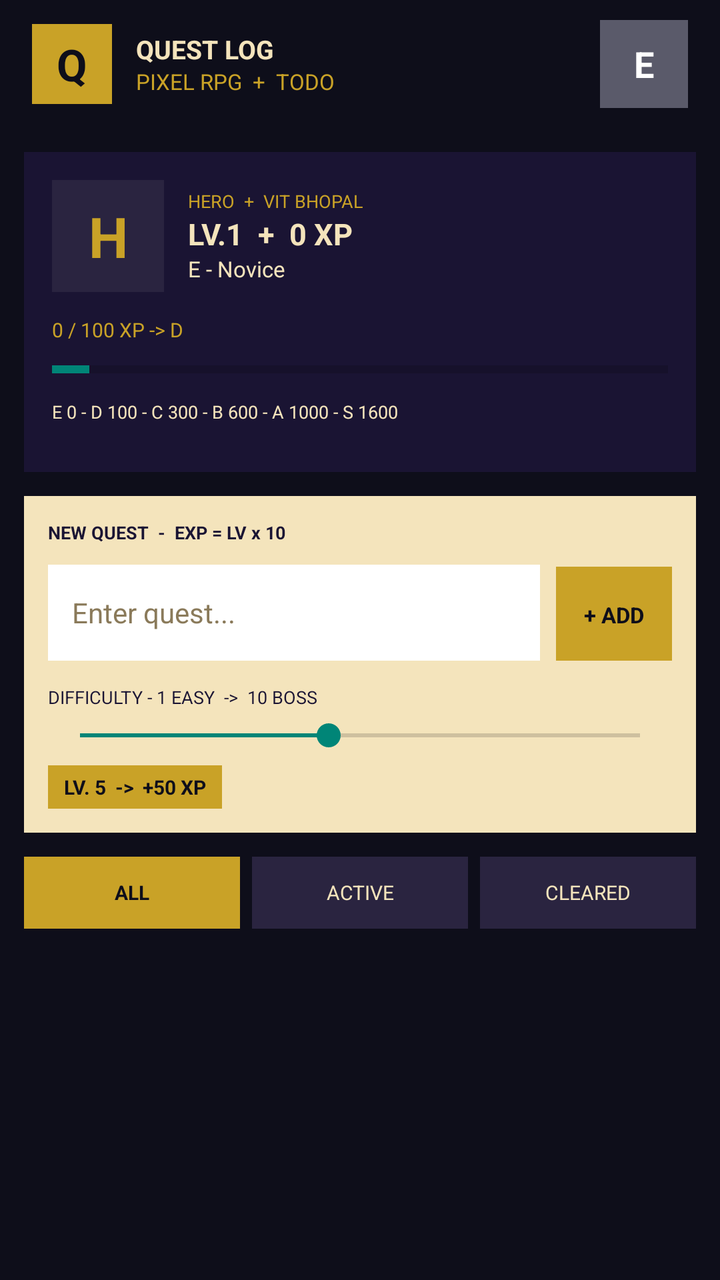
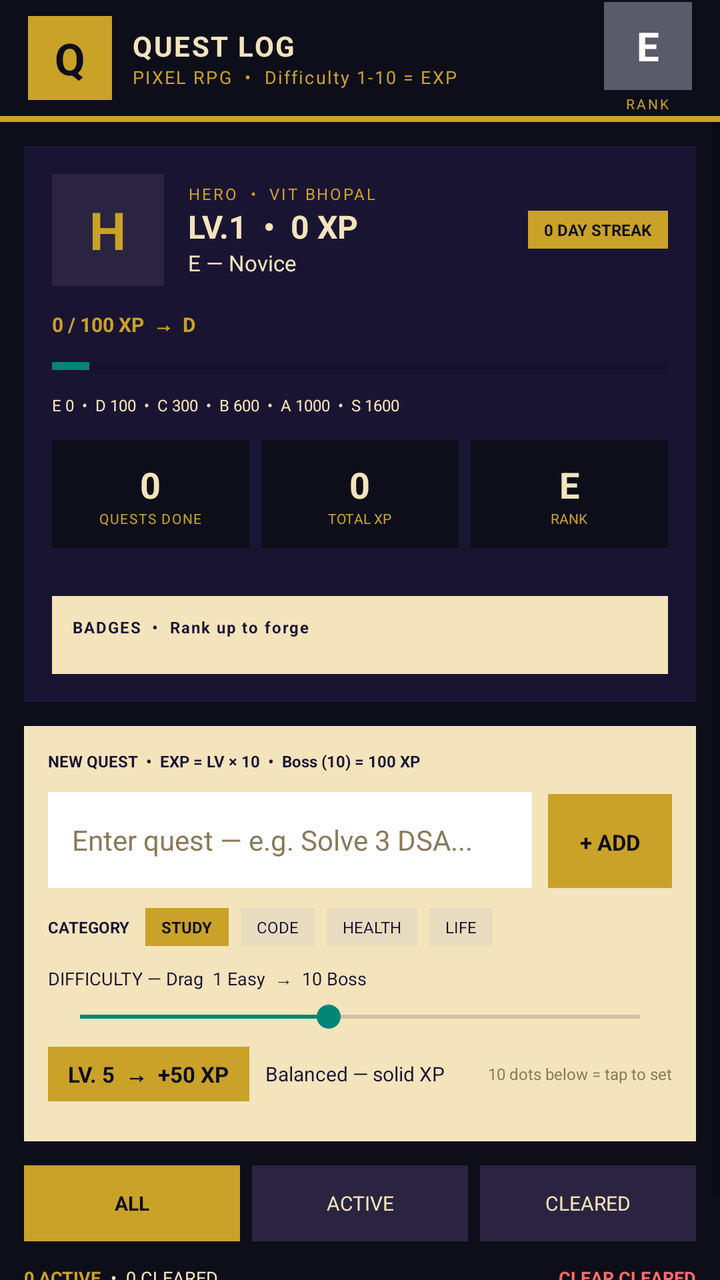

An Android layout rendered at two revisions. The XML below is the earlier revision; the diff shows what the commit changed to produce the second picture.
<!-- AndroidManifest.xml: application theme Theme.QuestLog -->
<!-- res/layout/activity_main.xml -->
<?xml version="1.0" encoding="utf-8"?>
<LinearLayout xmlns:android="http://schemas.android.com/apk/res/android"
    android:layout_width="match_parent"
    android:layout_height="match_parent"
    android:orientation="vertical"
    android:background="#0e0e1a">

    <LinearLayout
        android:layout_width="match_parent"
        android:layout_height="64dp"
        android:background="#0e0e1a"
        android:orientation="horizontal"
        android:gravity="center_vertical"
        android:paddingLeft="16dp"
        android:paddingRight="16dp">

        <TextView
            android:layout_width="40dp"
            android:layout_height="40dp"
            android:background="#c9a227"
            android:text="Q"
            android:textSize="22sp"
            android:gravity="center"
            android:textColor="#0e0e1a"
            android:textStyle="bold"/>

        <LinearLayout android:layout_width="0dp" android:layout_height="wrap_content" android:layout_weight="1" android:orientation="vertical" android:layout_marginLeft="12dp">
            <TextView android:layout_width="wrap_content" android:layout_height="wrap_content" android:text="QUEST LOG" android:textColor="#f4e4bc" android:textSize="13sp" android:textStyle="bold"/>
            <TextView android:layout_width="wrap_content" android:layout_height="wrap_content" android:text="PIXEL RPG  +  TODO" android:textColor="#c9a227" android:textSize="11sp"/>
        </LinearLayout>

        <TextView android:id="@+id/rankBadge" android:layout_width="44dp" android:layout_height="44dp" android:background="#5a5a6a" android:text="E" android:textColor="#fff" android:textSize="18sp" android:textStyle="bold" android:gravity="center"/>
    </LinearLayout>

    <ScrollView android:layout_width="match_parent" android:layout_height="0dp" android:layout_weight="1" android:fillViewport="true">
    <LinearLayout android:layout_width="match_parent" android:layout_height="wrap_content" android:orientation="vertical">

    
    <LinearLayout android:layout_width="match_parent" android:layout_height="wrap_content" android:orientation="vertical" android:background="#1a1433" android:layout_margin="12dp" android:padding="14dp">
        <LinearLayout android:layout_width="match_parent" android:layout_height="wrap_content" android:orientation="horizontal" android:gravity="center_vertical">
            <TextView android:text="H" android:textSize="28sp" android:layout_width="56dp" android:layout_height="56dp" android:background="#2a2440" android:gravity="center" android:textColor="#c9a227" android:textStyle="bold"/>
            <LinearLayout android:layout_width="0dp" android:layout_height="wrap_content" android:layout_weight="1" android:orientation="vertical" android:layout_marginLeft="12dp">
                <TextView android:layout_width="wrap_content" android:layout_height="wrap_content" android:text="HERO  +  VIT BHOPAL" android:textColor="#c9a227" android:textSize="9sp"/>
                <TextView android:layout_width="wrap_content" android:layout_height="wrap_content" android:id="@+id/heroLevel" android:text="LV.1  +  0 XP" android:textColor="#f4e4bc" android:textSize="15sp" android:textStyle="bold"/>
                <TextView android:layout_width="wrap_content" android:layout_height="wrap_content" android:id="@+id/rankLabel" android:text="E - Novice" android:textColor="#f4e4bc" android:textSize="11sp"/>
            </LinearLayout>
        </LinearLayout>
        <TextView android:id="@+id/xpLabel" android:layout_width="wrap_content" android:layout_height="wrap_content" android:text="0 / 100 XP -&gt; D" android:textColor="#c9a227" android:textSize="10sp" android:layout_marginTop="12dp"/>
        <ProgressBar android:id="@+id/xpBar" style="?android:attr/progressBarStyleHorizontal" android:layout_width="match_parent" android:layout_height="14dp" android:max="100" android:progress="6" android:layout_marginTop="6dp"/>
        <TextView android:layout_width="wrap_content" android:layout_height="wrap_content" android:text="E 0 - D 100 - C 300 - B 600 - A 1000 - S 1600" android:textColor="#f4e4bc" android:textSize="9sp" android:layout_marginTop="8dp"/>
        <LinearLayout android:id="@+id/badgesRow" android:layout_width="match_parent" android:layout_height="wrap_content" android:orientation="horizontal" android:layout_marginTop="10dp"/>
    </LinearLayout>

    
    <LinearLayout android:layout_width="match_parent" android:layout_height="wrap_content" android:orientation="vertical" android:background="#f4e4bc" android:layout_marginLeft="12dp" android:layout_marginRight="12dp" android:padding="12dp">
        <TextView android:layout_width="wrap_content" android:layout_height="wrap_content" android:text="NEW QUEST  -  EXP = LV x 10" android:textColor="#1a1433" android:textSize="9sp" android:textStyle="bold"/>
        <LinearLayout android:layout_width="match_parent" android:layout_height="wrap_content" android:orientation="horizontal" android:layout_marginTop="10dp">
            <EditText android:id="@+id/questInput" android:layout_width="0dp" android:layout_height="48dp" android:layout_weight="1" android:background="#ffffff" android:hint="Enter quest..." android:textColor="#1a1433" android:textColorHint="#8a7a5a" android:paddingLeft="12dp" android:paddingRight="12dp" android:textSize="14sp" android:singleLine="true" android:inputType="text"/>
            <TextView android:id="@+id/addBtn" android:layout_width="wrap_content" android:layout_height="48dp" android:text="+ ADD" android:textColor="#0e0e1a" android:background="#c9a227" android:textSize="11sp" android:textStyle="bold" android:gravity="center" android:paddingLeft="14dp" android:paddingRight="14dp" android:layout_marginLeft="8dp" android:clickable="true" android:focusable="true"/>
        </LinearLayout>
        <TextView android:layout_width="wrap_content" android:layout_height="wrap_content" android:text="DIFFICULTY - 1 EASY  -&gt;  10 BOSS" android:textColor="#1a1433" android:textSize="9sp" android:layout_marginTop="12dp"/>
        <SeekBar android:id="@+id/diffSeek" android:layout_width="match_parent" android:layout_height="wrap_content" android:max="9" android:progress="4" android:layout_marginTop="4dp"/>
        <TextView android:id="@+id/diffLabel" android:layout_width="wrap_content" android:layout_height="wrap_content" android:text="LV. 5  -&gt;  +50 XP" android:textColor="#0e0e1a" android:background="#c9a227" android:paddingLeft="8dp" android:paddingRight="8dp" android:paddingTop="4dp" android:paddingBottom="4dp" android:textSize="10sp" android:textStyle="bold" android:layout_marginTop="6dp"/>
    </LinearLayout>

    
    <LinearLayout android:layout_width="match_parent" android:layout_height="wrap_content" android:orientation="horizontal" android:layout_margin="12dp">
        <TextView android:id="@+id/tabAll" android:layout_width="0dp" android:layout_height="36dp" android:layout_weight="1" android:text="ALL" android:textSize="10sp" android:textStyle="bold" android:background="#c9a227" android:textColor="#0e0e1a" android:gravity="center" android:clickable="true" android:focusable="true"/>
        <TextView android:id="@+id/tabActive" android:layout_width="0dp" android:layout_height="36dp" android:layout_weight="1" android:text="ACTIVE" android:textSize="10sp" android:background="#2a2440" android:textColor="#f4e4bc" android:gravity="center" android:layout_marginLeft="6dp" android:clickable="true" android:focusable="true"/>
        <TextView android:id="@+id/tabDone" android:layout_width="0dp" android:layout_height="36dp" android:layout_weight="1" android:text="CLEARED" android:textSize="10sp" android:background="#2a2440" android:textColor="#f4e4bc" android:gravity="center" android:layout_marginLeft="6dp" android:clickable="true" android:focusable="true"/>
    </LinearLayout>

    <androidx.recyclerview.widget.RecyclerView android:id="@+id/recycler" android:layout_width="match_parent" android:layout_height="wrap_content" android:paddingLeft="12dp" android:paddingRight="12dp" android:clipToPadding="false" android:nestedScrollingEnabled="false"/>

    </LinearLayout>
    </ScrollView>

</LinearLayout>
<!-- resources referenced by this layout -->
<resources>
  <style name="Theme.QuestLog" parent="Theme.AppCompat.DayNight.NoActionBar">
          <item name="colorPrimary">#c9a227</item>
          <item name="colorPrimaryDark">#0e0e1a</item>
          <item name="android:statusBarColor">#0e0e1a</item>
          <item name="android:windowBackground">#0e0e1a</item>
      </style>
</resources>

<!-- the commit's change to res/layout/activity_main.xml (unified diff, before → after) -->
@@ -5,72 +5,129 @@
     android:orientation="vertical"
     android:background="#0e0e1a">
 
+    
     <LinearLayout
         android:layout_width="match_parent"
-        android:layout_height="64dp"
+        android:layout_height="58dp"
         android:background="#0e0e1a"
         android:orientation="horizontal"
         android:gravity="center_vertical"
-        android:paddingLeft="16dp"
-        android:paddingRight="16dp">
+        android:paddingLeft="14dp"
+        android:paddingRight="14dp">
 
-        <TextView
-            android:layout_width="40dp"
-            android:layout_height="40dp"
-            android:background="#c9a227"
-            android:text="Q"
-            android:textSize="22sp"
-            android:gravity="center"
-            android:textColor="#0e0e1a"
-            android:textStyle="bold"/>
-
-        <LinearLayout android:layout_width="0dp" android:layout_height="wrap_content" android:layout_weight="1" android:orientation="vertical" android:layout_marginLeft="12dp">
-            <TextView android:layout_width="wrap_content" android:layout_height="wrap_content" android:text="QUEST LOG" android:textColor="#f4e4bc" android:textSize="13sp" android:textStyle="bold"/>
-            <TextView android:layout_width="wrap_content" android:layout_height="wrap_content" android:text="PIXEL RPG  +  TODO" android:textColor="#c9a227" android:textSize="11sp"/>
+        <LinearLayout android:layout_width="42dp" android:layout_height="42dp" android:background="#c9a227" android:gravity="center" android:orientation="vertical">
+            <TextView android:layout_width="wrap_content" android:layout_height="wrap_content" android:text="Q" android:textColor="#0e0e1a" android:textSize="22sp" android:textStyle="bold"/>
         </LinearLayout>
 
-        <TextView android:id="@+id/rankBadge" android:layout_width="44dp" android:layout_height="44dp" android:background="#5a5a6a" android:text="E" android:textColor="#fff" android:textSize="18sp" android:textStyle="bold" android:gravity="center"/>
+        <LinearLayout android:layout_width="0dp" android:layout_height="wrap_content" android:layout_weight="1" android:orientation="vertical" android:layout_marginLeft="10dp">
+            <TextView android:layout_width="wrap_content" android:layout_height="wrap_content" android:text="QUEST LOG" android:textColor="#f4e4bc" android:textSize="14sp" android:textStyle="bold" android:letterSpacing="0.06"/>
+            <TextView android:layout_width="wrap_content" android:layout_height="wrap_content" android:text="PIXEL RPG  •  Difficulty 1-10 = EXP" android:textColor="#c9a227" android:textSize="9sp" android:letterSpacing="0.08"/>
+        </LinearLayout>
+
+        <LinearLayout android:layout_width="wrap_content" android:layout_height="wrap_content" android:orientation="vertical" android:gravity="center">
+            <TextView android:id="@+id/rankBadge" android:layout_width="44dp" android:layout_height="44dp" android:background="#5a5a6a" android:text="E" android:textColor="#fff" android:textSize="20sp" android:textStyle="bold" android:gravity="center"/>
+            <TextView android:layout_width="wrap_content" android:layout_height="wrap_content" android:text="RANK" android:textColor="#c9a227" android:textSize="7sp" android:letterSpacing="0.14" android:layout_marginTop="2dp"/>
+        </LinearLayout>
     </LinearLayout>
 
+    
+    <View android:layout_width="match_parent" android:layout_height="3dp" android:background="#c9a227"/>
+
     <ScrollView android:layout_width="match_parent" android:layout_height="0dp" android:layout_weight="1" android:fillViewport="true">
-    <LinearLayout android:layout_width="match_parent" android:layout_height="wrap_content" android:orientation="vertical">
+    <LinearLayout android:layout_width="match_parent" android:layout_height="wrap_content" android:orientation="vertical" android:paddingBottom="14dp">
 
     
     <LinearLayout android:layout_width="match_parent" android:layout_height="wrap_content" android:orientation="vertical" android:background="#1a1433" android:layout_margin="12dp" android:padding="14dp">
+
         <LinearLayout android:layout_width="match_parent" android:layout_height="wrap_content" android:orientation="horizontal" android:gravity="center_vertical">
-            <TextView android:text="H" android:textSize="28sp" android:layout_width="56dp" android:layout_height="56dp" android:background="#2a2440" android:gravity="center" android:textColor="#c9a227" android:textStyle="bold"/>
+            <LinearLayout android:layout_width="56dp" android:layout_height="56dp" android:background="#2a2440" android:gravity="center">
+                <TextView android:layout_width="wrap_content" android:layout_height="wrap_content" android:text="H" android:textColor="#c9a227" android:textSize="26sp" android:textStyle="bold"/>
+            </LinearLayout>
             <LinearLayout android:layout_width="0dp" android:layout_height="wrap_content" android:layout_weight="1" android:orientation="vertical" android:layout_marginLeft="12dp">
-                <TextView android:layout_width="wrap_content" android:layout_height="wrap_content" android:text="HERO  +  VIT BHOPAL" android:textColor="#c9a227" android:textSize="9sp"/>
-                <TextView android:layout_width="wrap_content" android:layout_height="wrap_content" android:id="@+id/heroLevel" android:text="LV.1  +  0 XP" android:textColor="#f4e4bc" android:textSize="15sp" android:textStyle="bold"/>
-                <TextView android:layout_width="wrap_content" android:layout_height="wrap_content" android:id="@+id/rankLabel" android:text="E - Novice" android:textColor="#f4e4bc" android:textSize="11sp"/>
+                <TextView android:layout_width="wrap_content" android:layout_height="wrap_content" android:text="HERO  •  VIT BHOPAL" android:textColor="#c9a227" android:textSize="8sp" android:letterSpacing="0.12"/>
+                <TextView android:id="@+id/heroLevel" android:layout_width="wrap_content" android:layout_height="wrap_content" android:text="LV.1  •  0 XP" android:textColor="#f4e4bc" android:textSize="16sp" android:textStyle="bold"/>
+                <TextView android:id="@+id/rankLabel" android:layout_width="wrap_content" android:layout_height="wrap_content" android:text="E — Novice" android:textColor="#f4e4bc" android:textSize="11sp"/>
+            </LinearLayout>
+            <TextView android:id="@+id/streakBadge" android:layout_width="wrap_content" android:layout_height="wrap_content" android:text="0 DAY STREAK" android:textColor="#0e0e1a" android:background="#c9a227" android:paddingLeft="8dp" android:paddingRight="8dp" android:paddingTop="4dp" android:paddingBottom="4dp" android:textSize="8sp" android:textStyle="bold"/>
+        </LinearLayout>
+
+        
+        <TextView android:id="@+id/xpLabel" android:layout_width="wrap_content" android:layout_height="wrap_content" android:text="0 / 100 XP  →  D" android:textColor="#c9a227" android:textSize="10sp" android:textStyle="bold" android:layout_marginTop="12dp"/>
+        <ProgressBar android:id="@+id/xpBar" style="?android:attr/progressBarStyleHorizontal" android:layout_width="match_parent" android:layout_height="16dp" android:max="100" android:progress="6" android:layout_marginTop="6dp"/>
+        <TextView android:layout_width="wrap_content" android:layout_height="wrap_content" android:text="E 0  •  D 100  •  C 300  •  B 600  •  A 1000  •  S 1600" android:textColor="#f4e4bc" android:textSize="8sp" android:layout_marginTop="6dp"/>
+
+        
+        <LinearLayout android:layout_width="match_parent" android:layout_height="wrap_content" android:orientation="horizontal" android:layout_marginTop="12dp">
+            <LinearLayout android:layout_width="0dp" android:layout_height="wrap_content" android:layout_weight="1" android:orientation="vertical" android:background="#0e0e1a" android:padding="10dp" android:layout_marginRight="6dp">
+                <TextView android:id="@+id/statQuests" android:layout_width="wrap_content" android:layout_height="wrap_content" android:text="0" android:textColor="#f4e4bc" android:textSize="18sp" android:textStyle="bold" android:layout_gravity="center"/>
+                <TextView android:layout_width="wrap_content" android:layout_height="wrap_content" android:text="QUESTS DONE" android:textColor="#c9a227" android:textSize="7sp" android:letterSpacing="0.08" android:layout_gravity="center"/>
+            </LinearLayout>
+            <LinearLayout android:layout_width="0dp" android:layout_height="wrap_content" android:layout_weight="1" android:orientation="vertical" android:background="#0e0e1a" android:padding="10dp" android:layout_marginRight="6dp">
+                <TextView android:id="@+id/statXp" android:layout_width="wrap_content" android:layout_height="wrap_content" android:text="0" android:textColor="#f4e4bc" android:textSize="18sp" android:textStyle="bold" android:layout_gravity="center"/>
+                <TextView android:layout_width="wrap_content" android:layout_height="wrap_content" android:text="TOTAL XP" android:textColor="#c9a227" android:textSize="7sp" android:layout_gravity="center"/>
+            </LinearLayout>
+            <LinearLayout android:layout_width="0dp" android:layout_height="wrap_content" android:layout_weight="1" android:orientation="vertical" android:background="#0e0e1a" android:padding="10dp">
+                <TextView android:id="@+id/statRank" android:layout_width="wrap_content" android:layout_height="wrap_content" android:text="E" android:textColor="#f4e4bc" android:textSize="18sp" android:textStyle="bold" android:layout_gravity="center"/>
+                <TextView android:layout_width="wrap_content" android:layout_height="wrap_content" android:text="RANK" android:textColor="#c9a227" android:textSize="7sp" android:layout_gravity="center"/>
             </LinearLayout>
         </LinearLayout>
-        <TextView android:id="@+id/xpLabel" android:layout_width="wrap_content" android:layout_height="wrap_content" android:text="0 / 100 XP -&gt; D" android:textColor="#c9a227" android:textSize="10sp" android:layout_marginTop="12dp"/>
-        <ProgressBar android:id="@+id/xpBar" style="?android:attr/progressBarStyleHorizontal" android:layout_width="match_parent" android:layout_height="14dp" android:max="100" android:progress="6" android:layout_marginTop="6dp"/>
-        <TextView android:layout_width="wrap_content" android:layout_height="wrap_content" android:text="E 0 - D 100 - C 300 - B 600 - A 1000 - S 1600" android:textColor="#f4e4bc" android:textSize="9sp" android:layout_marginTop="8dp"/>
-        <LinearLayout android:id="@+id/badgesRow" android:layout_width="match_parent" android:layout_height="wrap_content" android:orientation="horizontal" android:layout_marginTop="10dp"/>
+
+        
+        <LinearLayout android:id="@+id/ladderRow" android:layout_width="match_parent" android:layout_height="wrap_content" android:orientation="horizontal" android:layout_marginTop="12dp"/>
+
+        
+        <LinearLayout android:layout_width="match_parent" android:layout_height="wrap_content" android:orientation="vertical" android:background="#f4e4bc" android:padding="10dp" android:layout_marginTop="12dp">
+            <TextView android:layout_width="wrap_content" android:layout_height="wrap_content" android:text="BADGES  •  Rank up to forge" android:textColor="#1a1433" android:textSize="8sp" android:textStyle="bold" android:letterSpacing="0.08"/>
+            <LinearLayout android:id="@+id/badgesRow" android:layout_width="match_parent" android:layout_height="wrap_content" android:orientation="horizontal" android:layout_marginTop="8dp"/>
+        </LinearLayout>
     </LinearLayout>
 
     
     <LinearLayout android:layout_width="match_parent" android:layout_height="wrap_content" android:orientation="vertical" android:background="#f4e4bc" android:layout_marginLeft="12dp" android:layout_marginRight="12dp" android:padding="12dp">
-        <TextView android:layout_width="wrap_content" android:layout_height="wrap_content" android:text="NEW QUEST  -  EXP = LV x 10" android:textColor="#1a1433" android:textSize="9sp" android:textStyle="bold"/>
+        <TextView android:layout_width="wrap_content" android:layout_height="wrap_content" android:text="NEW QUEST  •  EXP = LV × 10  •  Boss (10) = 100 XP" android:textColor="#1a1433" android:textSize="8sp" android:textStyle="bold"/>
         <LinearLayout android:layout_width="match_parent" android:layout_height="wrap_content" android:orientation="horizontal" android:layout_marginTop="10dp">
-            <EditText android:id="@+id/questInput" android:layout_width="0dp" android:layout_height="48dp" android:layout_weight="1" android:background="#ffffff" android:hint="Enter quest..." android:textColor="#1a1433" android:textColorHint="#8a7a5a" android:paddingLeft="12dp" android:paddingRight="12dp" android:textSize="14sp" android:singleLine="true" android:inputType="text"/>
-            <TextView android:id="@+id/addBtn" android:layout_width="wrap_content" android:layout_height="48dp" android:text="+ ADD" android:textColor="#0e0e1a" android:background="#c9a227" android:textSize="11sp" android:textStyle="bold" android:gravity="center" android:paddingLeft="14dp" android:paddingRight="14dp" android:layout_marginLeft="8dp" android:clickable="true" android:focusable="true"/>
+            <EditText android:id="@+id/questInput" android:layout_width="0dp" android:layout_height="48dp" android:layout_weight="1" android:background="#ffffff" android:hint="Enter quest — e.g. Solve 3 DSA..." android:textColor="#1a1433" android:textColorHint="#8a7a5a" android:paddingLeft="12dp" android:paddingRight="12dp" android:textSize="14sp" android:singleLine="true" android:inputType="text"/>
+            <TextView android:id="@+id/addBtn" android:layout_width="wrap_content" android:layout_height="48dp" android:text="+ ADD" android:textColor="#0e0e1a" android:background="#c9a227" android:textSize="11sp" android:textStyle="bold" android:gravity="center" android:paddingLeft="16dp" android:paddingRight="16dp" android:layout_marginLeft="8dp" android:clickable="true" android:focusable="true"/>
         </LinearLayout>
-        <TextView android:layout_width="wrap_content" android:layout_height="wrap_content" android:text="DIFFICULTY - 1 EASY  -&gt;  10 BOSS" android:textColor="#1a1433" android:textSize="9sp" android:layout_marginTop="12dp"/>
+
+        
+        <LinearLayout android:layout_width="match_parent" android:layout_height="wrap_content" android:orientation="horizontal" android:layout_marginTop="10dp">
+            <TextView android:layout_width="wrap_content" android:layout_height="wrap_content" android:text="CATEGORY" android:textColor="#1a1433" android:textSize="8sp" android:textStyle="bold" android:layout_gravity="center_vertical"/>
+            <TextView android:id="@+id/catStudy" android:layout_width="wrap_content" android:layout_height="wrap_content" android:text="STUDY" android:textSize="8sp" android:textStyle="bold" android:background="#c9a227" android:textColor="#0e0e1a" android:paddingLeft="8dp" android:paddingRight="8dp" android:paddingTop="4dp" android:paddingBottom="4dp" android:layout_marginLeft="8dp" android:clickable="true"/>
+            <TextView android:id="@+id/catCode" android:layout_width="wrap_content" android:layout_height="wrap_content" android:text="CODE" android:textSize="8sp" android:background="#e8dcc0" android:textColor="#1a1433" android:paddingLeft="8dp" android:paddingRight="8dp" android:paddingTop="4dp" android:paddingBottom="4dp" android:layout_marginLeft="6dp" android:clickable="true"/>
+            <TextView android:id="@+id/catHealth" android:layout_width="wrap_content" android:layout_height="wrap_content" android:text="HEALTH" android:textSize="8sp" android:background="#e8dcc0" android:textColor="#1a1433" android:paddingLeft="8dp" android:paddingRight="8dp" android:paddingTop="4dp" android:paddingBottom="4dp" android:layout_marginLeft="6dp" android:clickable="true"/>
+            <TextView android:id="@+id/catLife" android:layout_width="wrap_content" android:layout_height="wrap_content" android:text="LIFE" android:textSize="8sp" android:background="#e8dcc0" android:textColor="#1a1433" android:paddingLeft="8dp" android:paddingRight="8dp" android:paddingTop="4dp" android:paddingBottom="4dp" android:layout_marginLeft="6dp" android:clickable="true"/>
+        </LinearLayout>
+
+        <TextView android:layout_width="wrap_content" android:layout_height="wrap_content" android:text="DIFFICULTY — Drag  1 Easy  →  10 Boss" android:textColor="#1a1433" android:textSize="9sp" android:layout_marginTop="10dp"/>
         <SeekBar android:id="@+id/diffSeek" android:layout_width="match_parent" android:layout_height="wrap_content" android:max="9" android:progress="4" android:layout_marginTop="4dp"/>
-        <TextView android:id="@+id/diffLabel" android:layout_width="wrap_content" android:layout_height="wrap_content" android:text="LV. 5  -&gt;  +50 XP" android:textColor="#0e0e1a" android:background="#c9a227" android:paddingLeft="8dp" android:paddingRight="8dp" android:paddingTop="4dp" android:paddingBottom="4dp" android:textSize="10sp" android:textStyle="bold" android:layout_marginTop="6dp"/>
+        <LinearLayout android:layout_width="match_parent" android:layout_height="wrap_content" android:orientation="horizontal" android:layout_marginTop="6dp" android:gravity="center_vertical">
+            <TextView android:id="@+id/diffLabel" android:layout_width="wrap_content" android:layout_height="wrap_content" android:text="LV. 5  →  +50 XP" android:textColor="#0e0e1a" android:background="#c9a227" android:paddingLeft="10dp" android:paddingRight="10dp" android:paddingTop="6dp" android:paddingBottom="6dp" android:textSize="11sp" android:textStyle="bold"/>
+            <TextView android:id="@+id/diffHint" android:layout_width="wrap_content" android:layout_height="wrap_content" android:text="Balanced — solid XP" android:textColor="#1a1433" android:textSize="10sp" android:layout_marginLeft="8dp"/>
+            <View android:layout_width="0dp" android:layout_height="1dp" android:layout_weight="1"/>
+            <TextView android:layout_width="wrap_content" android:layout_height="wrap_content" android:text="10 dots below = tap to set" android:textColor="#8a7a5a" android:textSize="8sp"/>
+        </LinearLayout>
+        <LinearLayout android:id="@+id/diffDots" android:layout_width="match_parent" android:layout_height="wrap_content" android:orientation="horizontal" android:layout_marginTop="8dp"/>
     </LinearLayout>
 
     
     <LinearLayout android:layout_width="match_parent" android:layout_height="wrap_content" android:orientation="horizontal" android:layout_margin="12dp">
-        <TextView android:id="@+id/tabAll" android:layout_width="0dp" android:layout_height="36dp" android:layout_weight="1" android:text="ALL" android:textSize="10sp" android:textStyle="bold" android:background="#c9a227" android:textColor="#0e0e1a" android:gravity="center" android:clickable="true" android:focusable="true"/>
-        <TextView android:id="@+id/tabActive" android:layout_width="0dp" android:layout_height="36dp" android:layout_weight="1" android:text="ACTIVE" android:textSize="10sp" android:background="#2a2440" android:textColor="#f4e4bc" android:gravity="center" android:layout_marginLeft="6dp" android:clickable="true" android:focusable="true"/>
-        <TextView android:id="@+id/tabDone" android:layout_width="0dp" android:layout_height="36dp" android:layout_weight="1" android:text="CLEARED" android:textSize="10sp" android:background="#2a2440" android:textColor="#f4e4bc" android:gravity="center" android:layout_marginLeft="6dp" android:clickable="true" android:focusable="true"/>
+        <TextView android:id="@+id/tabAll" android:layout_width="0dp" android:layout_height="38dp" android:layout_weight="1" android:text="ALL" android:textSize="10sp" android:textStyle="bold" android:background="#c9a227" android:textColor="#0e0e1a" android:gravity="center" android:clickable="true" android:focusable="true"/>
+        <TextView android:id="@+id/tabActive" android:layout_width="0dp" android:layout_height="38dp" android:layout_weight="1" android:text="ACTIVE" android:textSize="10sp" android:background="#2a2440" android:textColor="#f4e4bc" android:gravity="center" android:layout_marginLeft="6dp" android:clickable="true" android:focusable="true"/>
+        <TextView android:id="@+id/tabDone" android:layout_width="0dp" android:layout_height="38dp" android:layout_weight="1" android:text="CLEARED" android:textSize="10sp" android:background="#2a2440" android:textColor="#f4e4bc" android:gravity="center" android:layout_marginLeft="6dp" android:clickable="true" android:focusable="true"/>
+    </LinearLayout>
+
+    <LinearLayout android:layout_width="match_parent" android:layout_height="wrap_content" android:orientation="horizontal" android:layout_marginLeft="12dp" android:layout_marginRight="12dp" android:layout_marginBottom="6dp">
+        <TextView android:id="@+id/countActive" android:layout_width="wrap_content" android:layout_height="wrap_content" android:text="0 ACTIVE" android:textColor="#c9a227" android:textSize="9sp" android:textStyle="bold"/>
+        <TextView android:layout_width="wrap_content" android:layout_height="wrap_content" android:text="  •  " android:textColor="#f4e4bc" android:textSize="9sp"/>
+        <TextView android:id="@+id/countDone" android:layout_width="wrap_content" android:layout_height="wrap_content" android:text="0 CLEARED" android:textColor="#f4e4bc" android:textSize="9sp"/>
+        <View android:layout_width="0dp" android:layout_height="1dp" android:layout_weight="1"/>
+        <TextView android:id="@+id/clearBtn" android:layout_width="wrap_content" android:layout_height="wrap_content" android:text="CLEAR CLEARED" android:textColor="#ff6b6b" android:textSize="9sp" android:textStyle="bold" android:clickable="true"/>
     </LinearLayout>
 
     <androidx.recyclerview.widget.RecyclerView android:id="@+id/recycler" android:layout_width="match_parent" android:layout_height="wrap_content" android:paddingLeft="12dp" android:paddingRight="12dp" android:clipToPadding="false" android:nestedScrollingEnabled="false"/>
+
+    <TextView android:layout_width="wrap_content" android:layout_height="wrap_content" android:text="Boss quests (9-10) glow. Tap a quest ring to clear • XP flies!" android:textColor="#8a7a5a" android:textSize="9sp" android:layout_marginLeft="12dp" android:layout_marginTop="8dp"/>
 
     </LinearLayout>
     </ScrollView>
